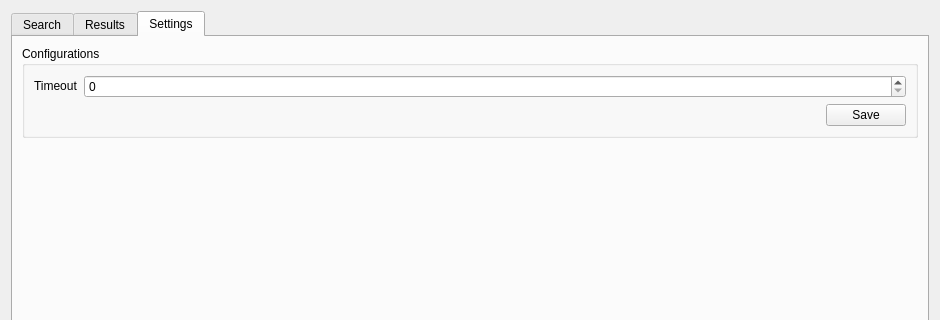
Before: the Qt Designer form src/qgis_stac/ui/qgis_stac_widget.ui in stac-utils/qgis-stac-plugin, drawn with Qt 5; both pictures show x 0 to 940 and y 0 to 320 of the 940 by 897 pixel window.
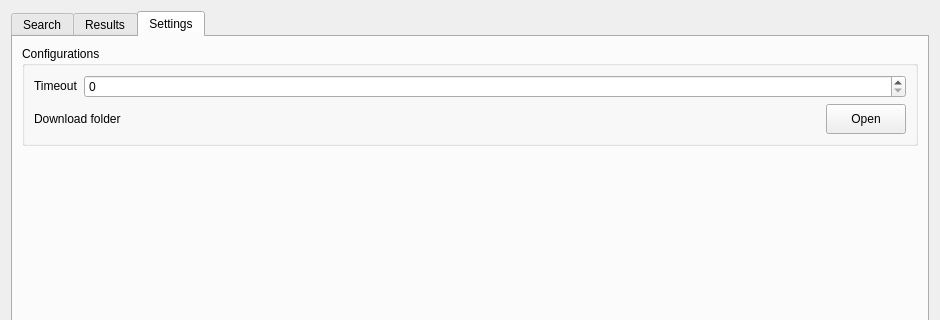
After: the same form once the commit is applied. The open tabs and pages were chosen to show the change. Custom widgets are drawn as their Qt base class.

```diff
--- a/src/qgis_stac/ui/qgis_stac_widget.ui
+++ b/src/qgis_stac/ui/qgis_stac_widget.ui
@@ -644,8 +644,8 @@
       <attribute name="title">
        <string>Settings</string>
       </attribute>
-      <layout class="QHBoxLayout" name="horizontalLayout_6">
-       <item alignment="Qt::AlignTop">
+      <layout class="QVBoxLayout" name="verticalLayout_9">
+       <item>
         <widget class="QGroupBox" name="mConnectionGroupBox_2">
          <property name="sizePolicy">
           <sizepolicy hsizetype="Minimum" vsizetype="Maximum">
@@ -698,22 +698,68 @@
           <item>
            <layout class="QHBoxLayout" name="horizontalLayout_8">
             <item>
-             <spacer name="horizontalSpacer_2">
-              <property name="orientation">
-               <enum>Qt::Horizontal</enum>
+             <widget class="QLabel" name="label_3">
+              <property name="sizePolicy">
+               <sizepolicy hsizetype="Preferred" vsizetype="Preferred">
+                <horstretch>0</horstretch>
+                <verstretch>0</verstretch>
+               </sizepolicy>
               </property>
-              <property name="sizeHint" stdset="0">
+              <property name="minimumSize">
                <size>
-                <width>40</width>
-                <height>20</height>
+                <width>0</width>
+                <height>30</height>
                </size>
               </property>
-             </spacer>
+              <property name="toolTip">
+               <string>Choose folder to be used to store downloaded assets</string>
+              </property>
+              <property name="text">
+               <string>Download folder</string>
+              </property>
+             </widget>
             </item>
             <item>
-             <widget class="QPushButton" name="pushButton_2">
+             <widget class="QgsFileWidget" name="download_folder_btn">
+              <property name="sizePolicy">
+               <sizepolicy hsizetype="Expanding" vsizetype="Fixed">
+                <horstretch>0</horstretch>
+                <verstretch>0</verstretch>
+               </sizepolicy>
+              </property>
+              <property name="minimumSize">
+               <size>
+                <width>0</width>
+                <height>30</height>
+               </size>
+              </property>
+              <property name="toolTip">
+               <string>Choose folder to be used to store downloaded assets</string>
+              </property>
+              <property name="fileWidgetButtonVisible">
+               <bool>true</bool>
+              </property>
+              <property name="storageMode">
+               <enum>QgsFileWidget::GetDirectory</enum>
+              </property>
+              <property name="options">
+               <set>QFileDialog::ShowDirsOnly</set>
+              </property>
+             </widget>
+            </item>
+            <item>
+             <widget class="QPushButton" name="open_folder_btn">
+              <property name="minimumSize">
+               <size>
+                <width>0</width>
+                <height>30</height>
+               </size>
+              </property>
+              <property name="toolTip">
+               <string>Click to open the download folder</string>
+              </property>
               <property name="text">
-               <string>Save</string>
+               <string>Open</string>
               </property>
              </widget>
             </item>
@@ -722,6 +768,19 @@
          </layout>
         </widget>
        </item>
+       <item>
+        <spacer name="verticalSpacer_2">
+         <property name="orientation">
+          <enum>Qt::Vertical</enum>
+         </property>
+         <property name="sizeHint" stdset="0">
+          <size>
+           <width>20</width>
+           <height>40</height>
+          </size>
+         </property>
+        </spacer>
+       </item>
       </layout>
      </widget>
     </widget>
@@ -746,6 +805,11 @@
    <header>qgsextentgroupbox.h</header>
    <container>1</container>
   </customwidget>
+  <customwidget>
+   <class>QgsFileWidget</class>
+   <extends>QWidget</extends>
+   <header>qgsfilewidget.h</header>
+  </customwidget>
  </customwidgets>
  <resources/>
  <connections/>
```
Left out of the diff: 4 changed lines with no effect on the pictures.
